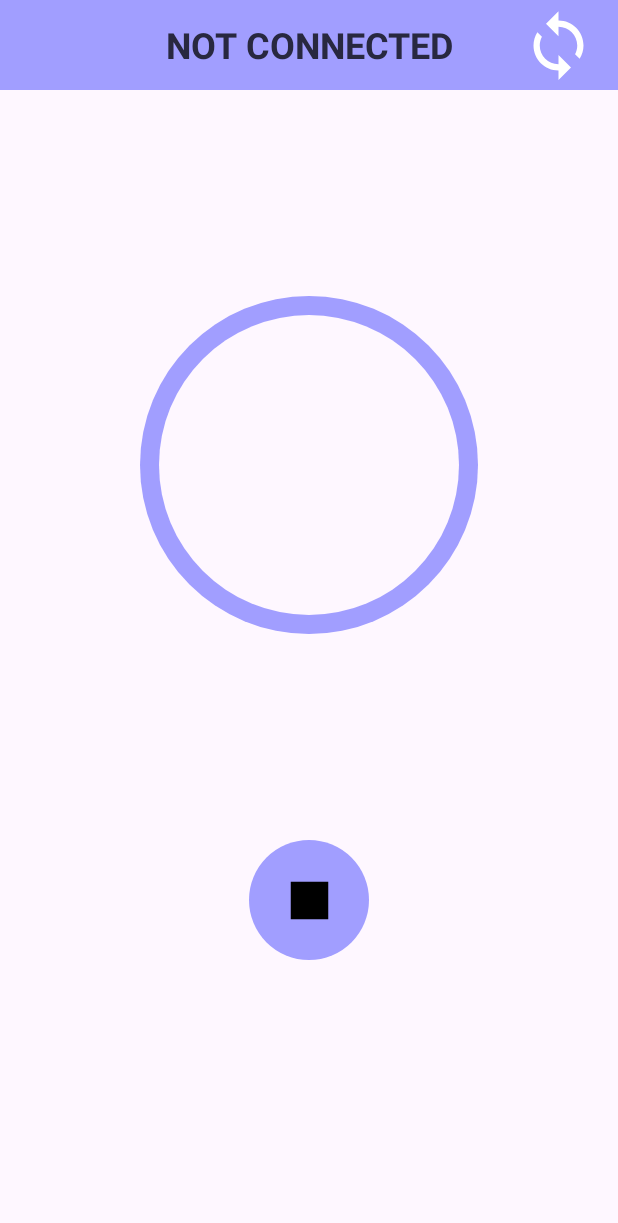
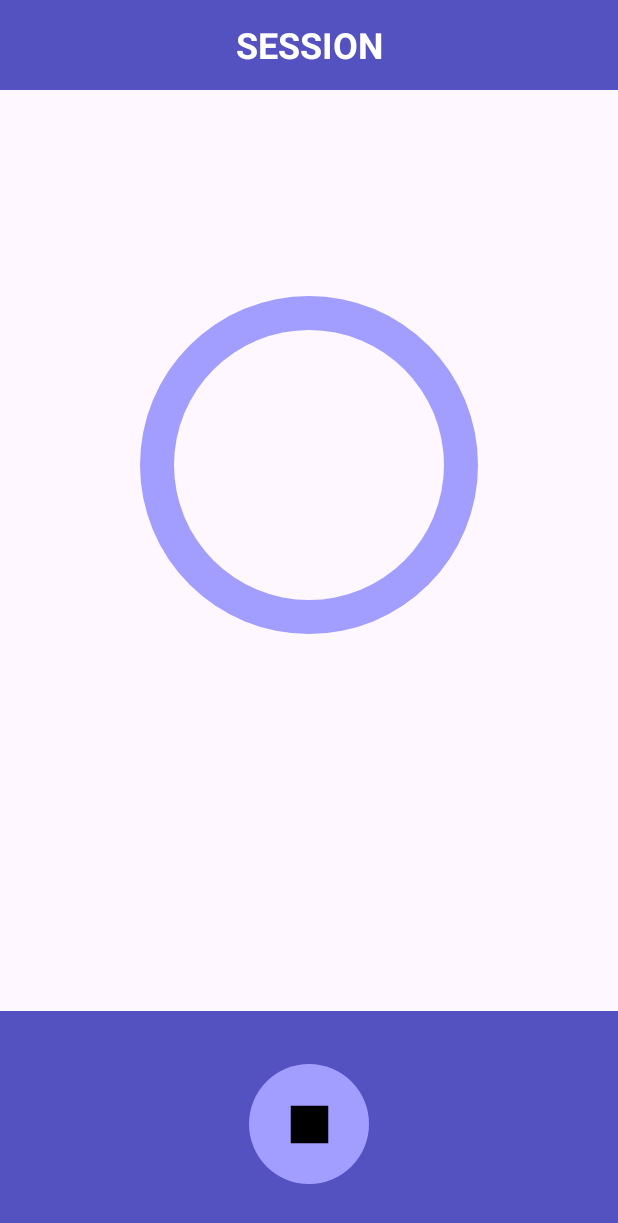
Before and after one commit to KhaledElshokri/Slouch-Patrol, an Android app: the layout fragment_main.xml on its own in the app's theme, with its tools: preview values and no code run, on a phone screen of 412 x 824 dp. Shown: the top 1223 px of the screen. Run offline under Robolectric (Android 15) with nearby library versions, the phone set to English and light mode, and no system bars.

Commit message:
Small XML tweaks
Better ID names
Added a rectangle at the bottom of the main fragment to make it more similar to the other displays.

```diff
--- a/SlouchPatrolApp/app/src/main/res/layout/activity_main.xml
+++ b/SlouchPatrolApp/app/src/main/res/layout/activity_main.xml
@@ -79,7 +79,7 @@
 
     <!-- Relative layout for the circle and score -->
     <RelativeLayout
-        android:id="@+id/relativeLayout"
+        android:id="@+id/relativeLayoutScore"
         android:layout_width="match_parent"
         android:layout_height="500dp"
         app:layout_constraintTop_toBottomOf="@+id/textViewHome"
@@ -152,8 +152,8 @@
         android:text="Play/Pause"
         android:textStyle="bold"
         android:backgroundTint="@color/primary_color"
-        app:layout_constraintStart_toStartOf="@id/relativeLayout"
-        app:layout_constraintTop_toBottomOf="@id/relativeLayout"
+        app:layout_constraintStart_toStartOf="@id/relativeLayoutScore"
+        app:layout_constraintTop_toBottomOf="@id/relativeLayoutScore"
         android:layout_marginStart="90dp"/>
 
     <Button
@@ -163,8 +163,8 @@
         android:text="Stop"
         android:textStyle="bold"
         android:backgroundTint="@color/primary_color"
-        app:layout_constraintEnd_toEndOf="@id/relativeLayout"
-        app:layout_constraintTop_toBottomOf="@id/relativeLayout"
+        app:layout_constraintEnd_toEndOf="@id/relativeLayoutScore"
+        app:layout_constraintTop_toBottomOf="@id/relativeLayoutScore"
         android:layout_marginEnd="90dp"/>
 
 </androidx.constraintlayout.widget.ConstraintLayout>
--- a/SlouchPatrolApp/app/src/main/res/layout/fragment_main.xml
+++ b/SlouchPatrolApp/app/src/main/res/layout/fragment_main.xml
@@ -12,28 +12,13 @@
         android:id="@+id/connectionStatus"
         android:layout_width="match_parent"
         android:layout_height="60dp"
-        android:text="NOT CONNECTED"
-        android:background="@color/primary_color"
+        android:text="SESSION"
+        android:background="@drawable/rectangle"
         android:textSize="24sp"
-        android:textColor="@color/dark_text"
+        android:textColor="@color/white"
         android:textStyle="bold"
         android:gravity="center"
-        android:textColorLink="@color/primary_dark"
         app:layout_constraintTop_toTopOf="parent" />
-
-
-    <!-- RECALIBRATE BUTTON -->
-    <ImageButton
-        android:id="@+id/recalibrateButton"
-        android:layout_width="60dp"
-        android:layout_height="60dp"
-        android:layout_marginEnd="10dp"
-        android:contentDescription="@string/recalibrate_device"
-        android:src="@drawable/synchronize"
-        android:background="@color/primary_color"
-        app:layout_constraintEnd_toEndOf="parent"
-        app:layout_constraintTop_toTopOf="parent" />
-
 
 
     <!-- Relative layout for the circle and score -->
@@ -58,8 +43,8 @@
         <!-- Inner circle -->
         <View
             android:id="@+id/circle_background_inner"
-            android:layout_width="200dp"
-            android:layout_height="200dp"
+            android:layout_width="180dp"
+            android:layout_height="180dp"
             android:layout_centerInParent="true"
             android:background="@drawable/circle_background"
             android:backgroundTint="@color/background_color" />
@@ -78,8 +63,17 @@
             android:gravity="center" />
     </RelativeLayout>
 
+
+    <androidx.constraintlayout.widget.ConstraintLayout
+        android:layout_width="match_parent"
+        android:layout_height="150dp"
+        android:background="@drawable/rectangle"
+        app:layout_constraintBottom_toBottomOf="parent"
+        app:layout_constraintStart_toStartOf="parent">
+
         <!-- STOP BUTTON -->
         <ImageButton
+            android:id="@+id/stop_button"
             android:layout_width="80dp"
             android:layout_height="80dp"
             android:layout_marginTop="0dp"
@@ -87,9 +81,15 @@
             android:contentDescription="@string/stop_session"
             android:gravity="center"
             android:src="@drawable/stop_button"
+            app:layout_constraintTop_toTopOf="parent"
+            app:layout_constraintBottom_toBottomOf="parent"
             app:layout_constraintEnd_toEndOf="parent"
-        app:layout_constraintStart_toStartOf="parent"
-        app:layout_constraintTop_toBottomOf="@id/relativeLayoutFields" />
+            app:layout_constraintStart_toStartOf="parent" />
 
 
     </androidx.constraintlayout.widget.ConstraintLayout>
+
+
+
+
+</androidx.constraintlayout.widget.ConstraintLayout>
--- a/SlouchPatrolApp/app/src/main/res/layout/fragment_save_session.xml
+++ b/SlouchPatrolApp/app/src/main/res/layout/fragment_save_session.xml
@@ -17,7 +17,7 @@
         android:textStyle="bold"
         android:textColor="@color/white"
         android:gravity="center"
-        android:background="@color/primary_dark"
+        android:background="@drawable/rectangle"
         app:layout_constraintTop_toTopOf="parent"
         app:layout_constraintStart_toStartOf="parent" />
 
@@ -86,7 +86,7 @@
 
     <!-- BOTTOM PORTION SAVE/DISCARD -->
     <androidx.constraintlayout.widget.ConstraintLayout
-        android:id="@+id/relativeLayoutSave"
+        android:id="@+id/constraintLayoutSaveDiscard"
         android:layout_width="match_parent"
         android:layout_height="120dp"
         android:background="@drawable/rectangle"
@@ -111,6 +111,7 @@
             app:layout_constraintHorizontal_chainStyle="packed"
             app:cornerRadius="10dp" />
 
+        <!-- Discard Activity -->
         <Button
             android:id="@+id/discardActivityButton"
             android:layout_width="150dp"
```
Lines whose indentation alone changed are shown as unchanged.
